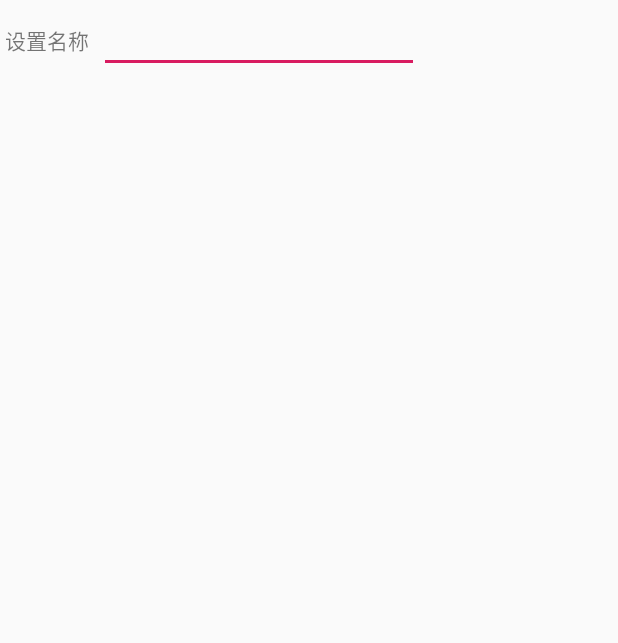
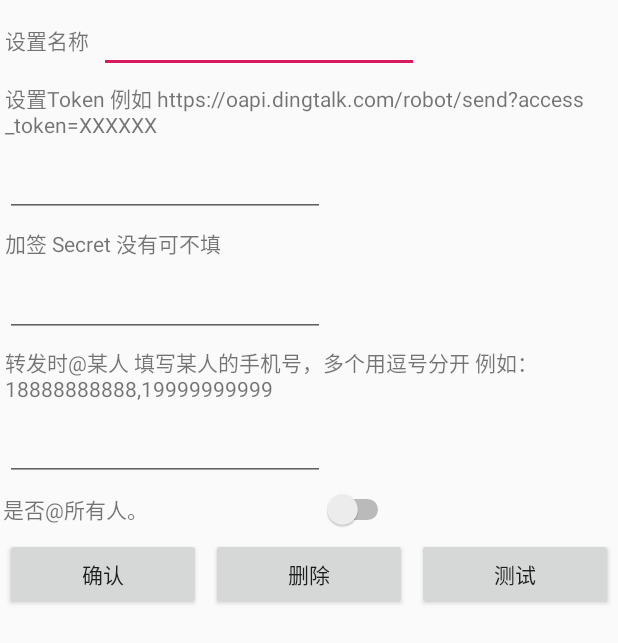
Before and after one commit to xiaoyuanhost/TranspondSms, an Android app: the layout activity_alter_dialog_setview_dingding.xml on its own in the app's theme, with its tools: preview values and no code run, on a phone screen of 412 x 824 dp. Shown: the top 643 px of the screen. Run offline under Robolectric (Android 15) with nearby library versions, the phone set to English and light mode, and no system bars.

Commit message:
v362 1，修复设置发送方、转发规则弹框分辨率页面遮挡问题。

```diff
--- a/app/build.gradle
+++ b/app/build.gradle
@@ -3,6 +3,8 @@ apply plugin: 'com.android.application'
 apply plugin: 'kotlin-android'
 
 apply plugin: 'kotlin-android-extensions'
+
+apply from: 'version.gradle'
 
 android {
     compileSdkVersion 28
@@ -10,8 +12,8 @@ android {
         applicationId "com.tim.tsms.transpondsms"
         minSdkVersion 23
         targetSdkVersion 28
-        versionCode 361
-        versionName "3.6.1"
+        versionCode appVersionCode
+        versionName appVersionName
         testInstrumentationRunner "android.support.test.runner.AndroidJUnitRunner"
     }
     buildTypes {
--- a/app/src/main/res/layout/activity_alter_dialog_setview_dingding.xml
+++ b/app/src/main/res/layout/activity_alter_dialog_setview_dingding.xml
@@ -1,4 +1,9 @@
 <?xml version="1.0" encoding="utf-8"?>
+<ScrollView xmlns:android="http://schemas.android.com/apk/res/android"
+    xmlns:tools="http://schemas.android.com/tools"
+    android:layout_width="match_parent"
+    android:layout_height="match_parent">
+
     <LinearLayout xmlns:android="http://schemas.android.com/apk/res/android"
         xmlns:tools="http://schemas.android.com/tools"
         android:layout_width="fill_parent"
@@ -143,6 +148,5 @@
 
         </LinearLayout>
 
-
-
     </LinearLayout>
+</ScrollView>
--- /dev/null
+++ b/app/version.gradle
@@ -0,0 +1,4 @@
+ext {
+    appVersionCode =362
+    appVersionName = "3.6.2"
+}
```
Also changed, not shown: app/src/main/res/layout/activity_alter_dialog_setview_rule.xml (+6 -2 lines), 3 other files. Lines whose indentation alone changed are shown as unchanged.
